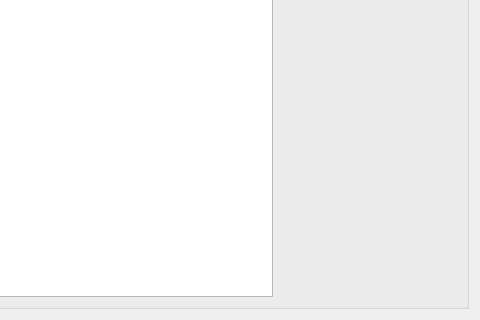
Before: the Qt Designer form editor/editor.ui in xqms/justcutit, drawn with Qt 5; both pictures show x 131 to 611 and y 417 to 737 of the 611 by 737 pixel window.
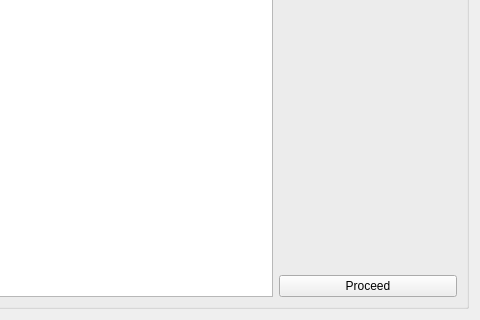
After: the same form once the commit is applied. Icons and pictures are not drawn. Custom widgets are drawn as their Qt base class.

Commit message: editor: --proceed-to switch to ease utilization in cutting workflow

Patch:
```diff
--- a/editor/editor.ui
+++ b/editor/editor.ui
@@ -327,6 +327,13 @@
           </property>
          </spacer>
         </item>
+        <item>
+         <widget class="QPushButton" name="proceedButton">
+          <property name="text">
+           <string>Proceed</string>
+          </property>
+         </widget>
+        </item>
        </layout>
       </item>
      </layout>
```
The commit also changes 3 other files.
